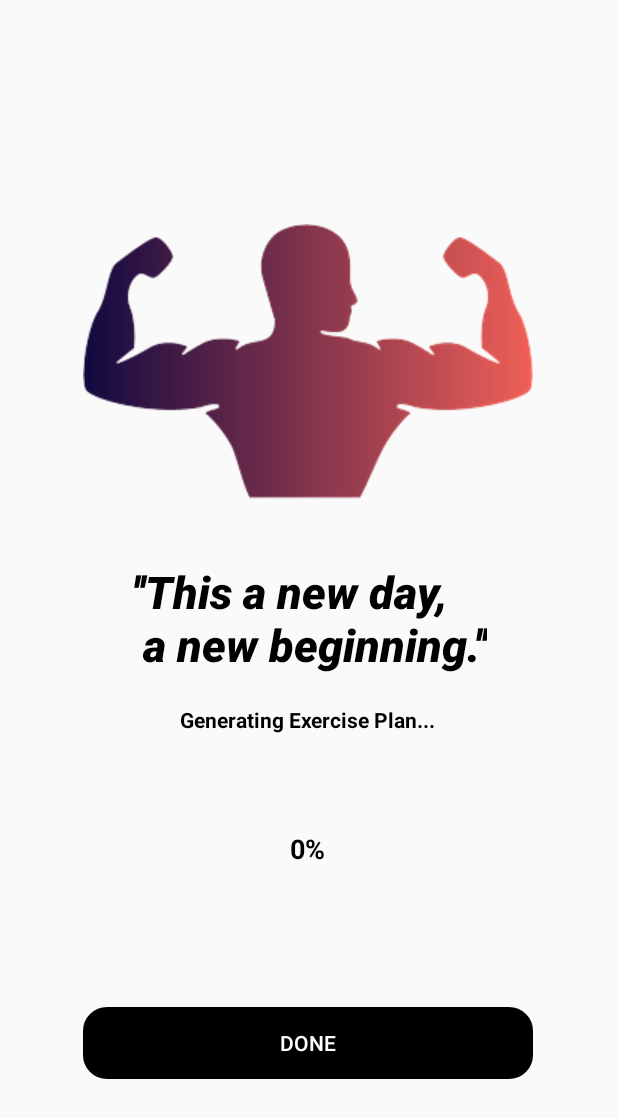
After one commit to edriccoder/Calisthenics-Android-App, an Android app: the generate_week screen opened directly, with no data from a screen before it, on a phone screen of 412 x 824 dp. The commit adds this screen. Shown: the top 1118 px of the screen. Run offline under Robolectric (Android 15) with nearby library versions, the phone set to English and light mode, and no system bars; libraries missing offline, so code that uses them is left out: com.vishnusivadas.advanced_httpurlconnection; 2 statements that could not run were skipped.

Commit message:
generate exervise

```diff
--- a/appstudio/app/src/main/AndroidManifest.xml
+++ b/appstudio/app/src/main/AndroidManifest.xml
@@ -21,6 +21,9 @@
         android:theme="@style/Theme.Gymapp"
         android:usesCleartextTraffic="true"
         tools:targetApi="31">
+        <activity
+            android:name=".generate_week"
+            android:exported="false" />
         <activity
             android:name=".emg_bluetooth"
             android:exported="false" />
--- /dev/null
+++ b/appstudio/app/src/main/java/com/example/gymapp/generate_week.java
@@ -0,0 +1,151 @@
+package com.example.gymapp;
+
+import android.content.Intent;
+import android.os.Bundle;
+import android.os.Handler;
+import android.util.Log;
+import android.view.View;
+import android.widget.Button;
+import android.widget.ProgressBar;
+import android.widget.TextView;
+import android.widget.Toast;
+
+import androidx.activity.EdgeToEdge;
+import androidx.appcompat.app.AppCompatActivity;
+
+import com.vishnusivadas.advanced_httpurlconnection.PutData;
+
+import org.json.JSONException;
+import org.json.JSONObject;
+
+public class generate_week extends AppCompatActivity {
+    Button done;
+    ProgressBar progressBar;
+    TextView progressNumber;
+    private static final String TAG = "GenerateWeek"; // Define a tag for logging
+    private Handler handler = new Handler(); // Handler for progress updates
+    private boolean isProgressComplete = false; // Flag to check if progress has reached 100%
+
+    @Override
+    protected void onCreate(Bundle savedInstanceState) {
+        super.onCreate(savedInstanceState);
+        EdgeToEdge.enable(this);
+        setContentView(R.layout.activity_generate_week);
+
+        String username = signups.Globals.username;
+        done = findViewById(R.id.done);
+        progressBar = findViewById(R.id.progress_circular);
+        progressNumber = findViewById(R.id.progress_number);
+
+        // Initially disable the button
+        done.setEnabled(false);
+
+        // Automatically start loading when the activity starts
+        generateExercisePlan(username);
+
+        // Set the click listener for the button
+        done.setOnClickListener(new View.OnClickListener() {
+            @Override
+            public void onClick(View v) {
+                // Check if the progress is complete before moving to the next activity
+                if (isProgressComplete) {
+                    Intent intent = new Intent(generate_week.this, MainActivity.class); // Replace MainActivity.class with your target activity
+                    startActivity(intent);
+                    finish(); // Optionally close the current activity
+                } else {
+                    Toast.makeText(generate_week.this, "Please wait, still generating...", Toast.LENGTH_SHORT).show();
+                }
+            }
+        });
+    }
+
+    private void generateExercisePlan(String username) {
+        // Disable the button while loading
+        done.setEnabled(false);
+        progressBar.setProgress(0);
+        progressNumber.setText("0%");
+
+        // Fields and data to be sent via POST request
+        String[] field = new String[1];
+        field[0] = "username";
+
+        String[] data = new String[1];
+        data[0] = username;
+
+        // Create PutData object for the POST request
+        PutData putData = new PutData("https://calestechsync.dermocura.net/calestechsync/generate_weekly.php", "POST", field, data);
+        if (putData.startPut()) {
+            // Simulate progress over 5 seconds
+            updateProgressBar();  // 5000ms = 5 seconds
+
+            new Thread(new Runnable() {
+                @Override
+                public void run() {
+                    if (putData.onComplete()) {
+                        // Task is complete, handle the result
+                        runOnUiThread(new Runnable() {
+                            @Override
+                            public void run() {
+                                // Get the result from the server
+                                String result = putData.getResult();
+                                Toast.makeText(generate_week.this, result, Toast.LENGTH_SHORT).show();
+                                Log.i(TAG, "Server Response: " + result); // Log the server response
+
+                                // Parse the JSON response
+                                try {
+                                    JSONObject jsonResponse = new JSONObject(result);
+                                    String message = jsonResponse.getString("message");
+
+                                    if (message.equals("Weekly plan generated successfully")) {
+                                        // Plan generated, enable the button
+                                        done.setEnabled(true);
+                                    } else {
+                                        Log.e(TAG, "Failed to generate weekly plan: " + message); // Log the error
+                                    }
+                                } catch (JSONException e) {
+                                    Log.e(TAG, "JSON parsing error: " + e.getMessage());
+                                }
+                            }
+                        });
+                    }
+                }
+            }).start();
+        } else {
+            Log.e(TAG, "Failed to start PutData request."); // Log if startPut fails
+            Toast.makeText(generate_week.this, "Failed to send data!", Toast.LENGTH_SHORT).show();
+        }
+    }
+
+    // Function to update the progress bar over time
+    private void updateProgressBar() {
+        final int progressMax = 100;
+        final int interval = 100; // Update every 100ms
+        final int steps = 5000 / interval; // Number of steps to reach 100%
+
+        handler.post(new Runnable() {
+            int progress = 0;
+
+            @Override
+            public void run() {
+                if (progress <= progressMax) {
+                    progressBar.setProgress(progress);
+                    progressNumber.setText(progress + "%");
+
+                    // Increment progress
+                    progress += (progressMax / steps);
+
+                    // If progress is below 100, schedule the next update
+                    if (progress <= progressMax) {
+                        handler.postDelayed(this, interval);
+                    } else {
+                        // When progress is complete (100%), set the flag and enable the button
+                        isProgressComplete = true;
+                        progressBar.setProgress(100);
+                        progressNumber.setText("100%");
+                        done.setEnabled(true); // Enable the button to proceed to the next activity
+                    }
+                }
+            }
+        });
+    }
+}
--- a/appstudio/app/src/main/java/com/example/gymapp/weight.java
+++ b/appstudio/app/src/main/java/com/example/gymapp/weight.java
@@ -44,7 +44,7 @@ public class weight extends AppCompatActivity {
                         Toast.makeText(weight.this, bmiResult, Toast.LENGTH_SHORT).show();
 
                         if (bmiResult.equals("BMI Created Successfully")) {
-                            Intent intent = new Intent(getApplicationContext(), MainActivity.class);
+                            Intent intent = new Intent(getApplicationContext(), generate_week.class);
                             startActivity(intent);
                             generateExercisePlan(username);
                         }
--- /dev/null
+++ b/appstudio/app/src/main/res/layout/activity_generate_week.xml
@@ -0,0 +1,99 @@
+<?xml version="1.0" encoding="utf-8"?>
+<androidx.constraintlayout.widget.ConstraintLayout
+    xmlns:android="http://schemas.android.com/apk/res/android"
+    xmlns:app="http://schemas.android.com/apk/res-auto"
+    xmlns:tools="http://schemas.android.com/tools"
+    android:id="@+id/main"
+    android:layout_width="match_parent"
+    android:layout_height="match_parent"
+    tools:context=".generate_week">
+
+    <TextView
+        android:id="@+id/textView8"
+        android:layout_width="wrap_content"
+        android:layout_height="wrap_content"
+        android:fontFamily="sans-serif-black"
+        android:text="''This a new day,\n a new beginning.''"
+        android:textColor="@color/black"
+        android:textDirection="firstStrongRtl"
+        android:textSize="30sp"
+        android:textStyle="bold|italic"
+        app:layout_constraintBottom_toBottomOf="parent"
+        app:layout_constraintEnd_toEndOf="parent"
+        app:layout_constraintStart_toStartOf="parent"
+        app:layout_constraintTop_toTopOf="parent" />
+
+    <FrameLayout
+        android:id="@+id/progressBarContainer"
+        android:layout_width="100dp"
+        android:layout_height="100dp"
+        app:layout_constraintBottom_toBottomOf="parent"
+        app:layout_constraintEnd_toEndOf="parent"
+        app:layout_constraintHorizontal_bias="0.498"
+        app:layout_constraintStart_toStartOf="parent"
+        app:layout_constraintTop_toTopOf="parent"
+        app:layout_constraintVertical_bias="0.713">
+
+        <ProgressBar
+            android:id="@+id/progress_circular"
+            style="?android:attr/progressBarStyleHorizontal"
+            android:layout_width="match_parent"
+            android:layout_height="match_parent"
+            android:indeterminate="false"
+            android:max="100"
+            android:progress="0"
+            android:progressDrawable="@drawable/circular_progress_bar" />
+
+        <TextView
+            android:id="@+id/progress_number"
+            android:layout_width="wrap_content"
+            android:layout_height="wrap_content"
+            android:layout_gravity="center"
+            android:text="0%"
+            android:textColor="@android:color/black"
+            android:textSize="18sp"
+            android:textStyle="bold" />
+    </FrameLayout>
+
+    <Button
+        android:id="@+id/done"
+        android:layout_width="300dp"
+        android:layout_height="wrap_content"
+        android:background="@drawable/edi_shape"
+        android:backgroundTint="#000000"
+        android:enabled="false"
+        android:text="Done"
+        android:textColor="@color/white"
+        app:layout_constraintBottom_toBottomOf="parent"
+        app:layout_constraintEnd_toEndOf="parent"
+        app:layout_constraintHorizontal_bias="0.495"
+        app:layout_constraintStart_toStartOf="parent"
+        app:layout_constraintTop_toTopOf="parent"
+        app:layout_constraintVertical_bias="0.865" />
+
+    <ImageView
+        android:id="@+id/imageView7"
+        android:layout_width="wrap_content"
+        android:layout_height="wrap_content"
+        app:layout_constraintBottom_toBottomOf="parent"
+        app:layout_constraintEnd_toEndOf="parent"
+        app:layout_constraintHorizontal_bias="0.495"
+        app:layout_constraintStart_toStartOf="parent"
+        app:layout_constraintTop_toTopOf="parent"
+        app:layout_constraintVertical_bias="0.234"
+        app:srcCompat="@drawable/loading_pic" />
+
+    <TextView
+        android:id="@+id/textView10"
+        android:layout_width="wrap_content"
+        android:layout_height="wrap_content"
+        android:text="Generating Exercise Plan..."
+        android:textColor="@color/black"
+        android:textStyle="bold"
+        app:layout_constraintBottom_toBottomOf="parent"
+        app:layout_constraintEnd_toEndOf="parent"
+        app:layout_constraintHorizontal_bias="0.498"
+        app:layout_constraintStart_toStartOf="parent"
+        app:layout_constraintTop_toTopOf="parent"
+        app:layout_constraintVertical_bias="0.584" />
+</androidx.constraintlayout.widget.ConstraintLayout>
--- a/appstudio/app/src/main/res/layout/activity_homepage.xml
+++ b/appstudio/app/src/main/res/layout/activity_homepage.xml
@@ -12,7 +12,7 @@
     <com.google.android.material.bottomnavigation.BottomNavigationView
         android:id="@+id/bot_nav"
         android:layout_width="match_parent"
-        android:layout_height="100dp"
+        android:layout_height="80dp"
         android:background="#F8F8F8"
         android:padding="15dp"
         app:layout_constraintBottom_toBottomOf="parent"
--- a/appstudio/app/src/main/res/layout/activity_otp.xml
+++ b/appstudio/app/src/main/res/layout/activity_otp.xml
@@ -97,14 +97,14 @@
 
     <TextView
         android:id="@+id/error"
-        android:layout_width="352dp"
-        android:layout_height="30dp"
+        android:layout_width="wrap_content"
+        android:layout_height="wrap_content"
         android:text="TextView"
         android:textColor="#B2FF0000"
         android:visibility="invisible"
         app:layout_constraintBottom_toBottomOf="parent"
         app:layout_constraintEnd_toEndOf="parent"
-        app:layout_constraintHorizontal_bias="0.949"
+        app:layout_constraintHorizontal_bias="0.491"
         app:layout_constraintStart_toStartOf="parent"
         app:layout_constraintTop_toBottomOf="@+id/resendOtpButton"
         app:layout_constraintVertical_bias="0.0" />
```
Also changed, not shown: appstudio/app/src/main/res/drawable/circular_loading_bar.xml (added, +22 -0 lines), appstudio/app/src/main/res/layout/fragment_home.xml (+19 -5 lines), appstudio/app/src/main/res/drawable/loading_pic.png (added).
